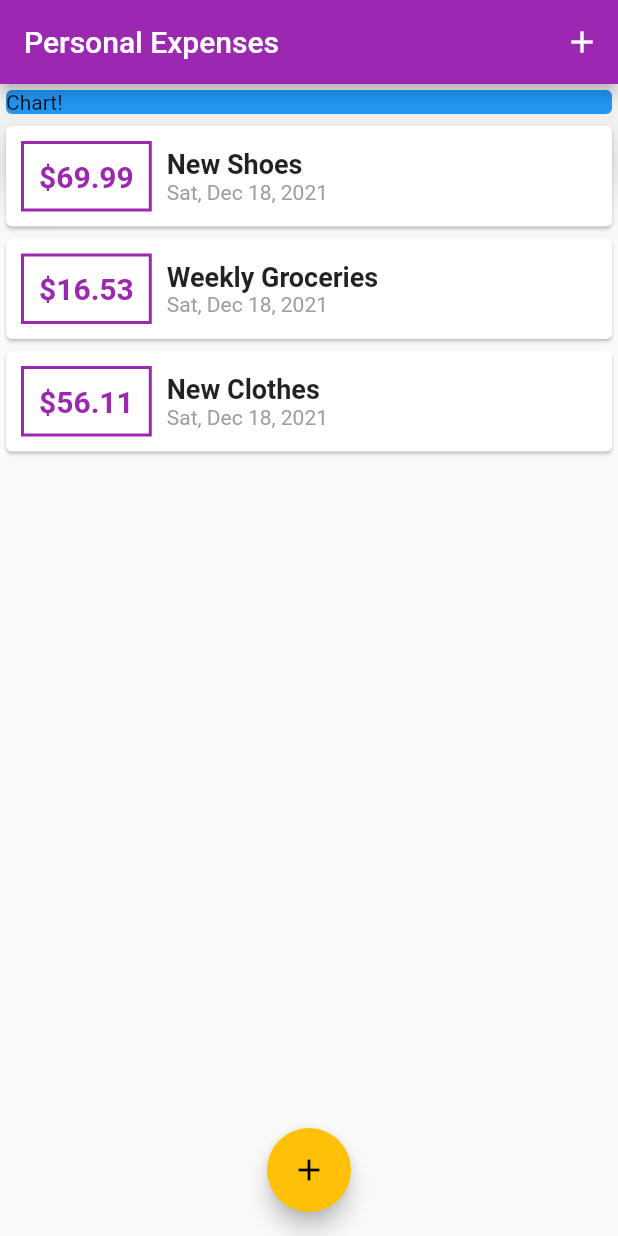
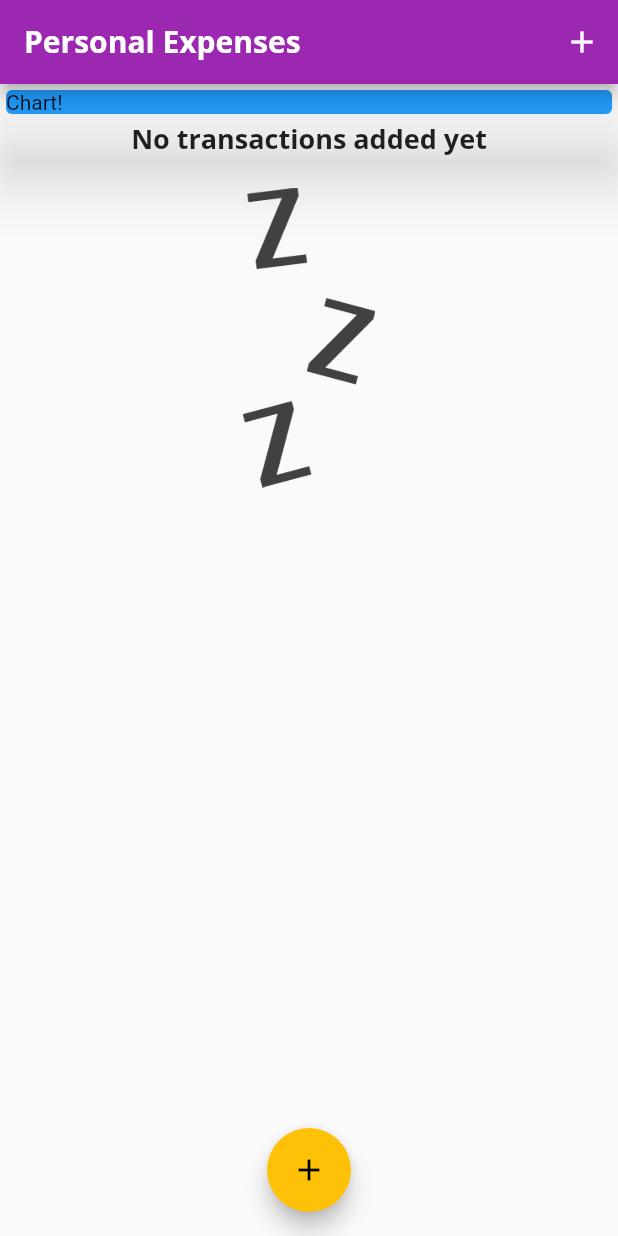
Before and after one commit to devch1013/second_flutter_app, a Flutter app: the screen it shows after launch, on a phone screen of 412 x 824 dp. Run offline on Flutter 3.47's test engine with Material 2 defaults, Android fonts, the phone set to English and light mode, and no system bars.

Commit message:
reset file

```diff
--- a/lib/main.dart
+++ b/lib/main.dart
@@ -13,6 +13,23 @@ class MyApp extends StatelessWidget {
       theme: ThemeData(
         primarySwatch: Colors.purple,
         accentColor: Colors.amber,
+        fontFamily: 'Quicksand',
+        textTheme: ThemeData.light().textTheme.copyWith(
+              headline6: TextStyle(
+                fontFamily: 'OpenSans',
+                fontSize: 18,
+                fontWeight: FontWeight.bold,
+              ),
+            ),
+        appBarTheme: AppBarTheme(
+          textTheme: ThemeData.light().textTheme.copyWith(
+                headline6: TextStyle(
+                  fontFamily: 'OpenSans',
+                  fontSize: 20,
+                  fontWeight: FontWeight.bold,
+                ),
+              ),
+        ),
       ),
       home: MyHomePage(),
     );
@@ -26,24 +43,24 @@ class MyHomePage extends StatefulWidget {
 
 class _MyHomePageState extends State<MyHomePage> {
   final List<Transaction> _userTransactions = [
-    Transaction(
-      id: 't1',
-      title: 'New Shoes',
-      amount: 69.99,
-      date: DateTime.now(),
-    ),
-    Transaction(
-      id: 't2',
-      title: 'Weekly Groceries',
-      amount: 16.53,
-      date: DateTime.now(),
-    ),
-    Transaction(
-      id: 't3',
-      title: 'New Clothes',
-      amount: 56.11,
-      date: DateTime.now(),
-    ),
+    // Transaction(
+    //   id: 't1',
+    //   title: 'New Shoes',
+    //   amount: 69.99,
+    //   date: DateTime.now(),
+    // ),
+    // Transaction(
+    //   id: 't2',
+    //   title: 'Weekly Groceries',
+    //   amount: 16.53,
+    //   date: DateTime.now(),
+    // ),
+    // Transaction(
+    //   id: 't3',
+    //   title: 'New Clothes',
+    //   amount: 56.11,
+    //   date: DateTime.now(),
+    // ),
   ];
 
   void _addNewTransaction(String title, double amount) {
--- a/lib/widgets/transaction_list.dart
+++ b/lib/widgets/transaction_list.dart
@@ -10,7 +10,26 @@ class TransactionList extends StatelessWidget {
   Widget build(BuildContext context) {
     return Container(
       height: 300,
-      child: ListView.builder(
+      child: _userTransactions.isEmpty
+          ? Column(
+              children: [
+                Text(
+                  'No transactions added yet',
+                  style: Theme.of(context).textTheme.headline6,
+                ),
+                // 사이간격
+                SizedBox(
+                  height: 20,
+                ),
+                Container(
+                    height: 200,
+                    child: Image.asset(
+                      'assets/images/waiting.png',
+                      fit: BoxFit.cover,
+                    ))
+              ],
+            )
+          : ListView.builder(
               //화면에 보일때만 요소 만듬
               itemBuilder: (ctx, index) {
                 return Card(
@@ -24,8 +43,8 @@ class TransactionList extends StatelessWidget {
                         ),
                         decoration: BoxDecoration(
                           border: Border.all(
-                      color:
-                          Theme.of(context).primaryColor, // const value가 될 수 없음
+                            color: Theme.of(context)
+                                .primaryColor, // const value가 될 수 없음
                             width: 2,
                           ),
                         ),
@@ -43,16 +62,12 @@ class TransactionList extends StatelessWidget {
                         crossAxisAlignment: CrossAxisAlignment.start,
                         children: <Widget>[
                           ////////////////////////// 제목
-                    Text(
-                      _userTransactions[index].title,
-                      style: const TextStyle(
-                        fontWeight: FontWeight.bold,
-                        fontSize: 18,
-                      ),
-                    ),
+                          Text(_userTransactions[index].title,
+                              style: Theme.of(context).textTheme.headline6),
                           /////////////////////////날짜
                           Text(
-                      DateFormat.yMMMEd().format(_userTransactions[index].date),
+                            DateFormat.yMMMEd()
+                                .format(_userTransactions[index].date),
                             style: TextStyle(color: Colors.grey),
                           )
                         ],
```
Also changed, not shown: pubspec.yaml (+20 -8 lines), assets/fonts/OpenSans-Bold.ttf (added), assets/fonts/OpenSans-Regular.ttf (added), assets/fonts/Quicksand-Bold.ttf (added), assets/fonts/Quicksand-Light.ttf (added), assets/fonts/Quicksand-Medium.ttf (added), assets/fonts/Quicksand-Regular.ttf (added), assets/fonts/Raleway-Italic-VariableFont_wght.ttf (added), assets/fonts/Raleway-VariableFont_wght.ttf (added), assets/images/waiting.png (added), 1 other file. Lines whose indentation alone changed are shown as unchanged.
